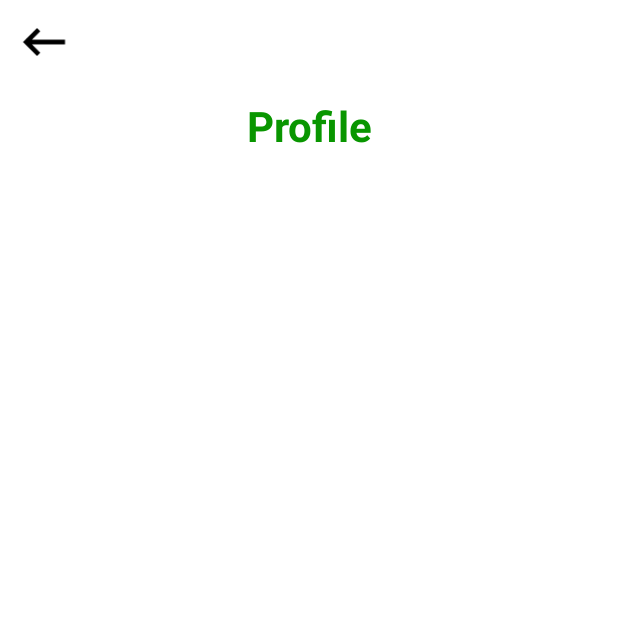
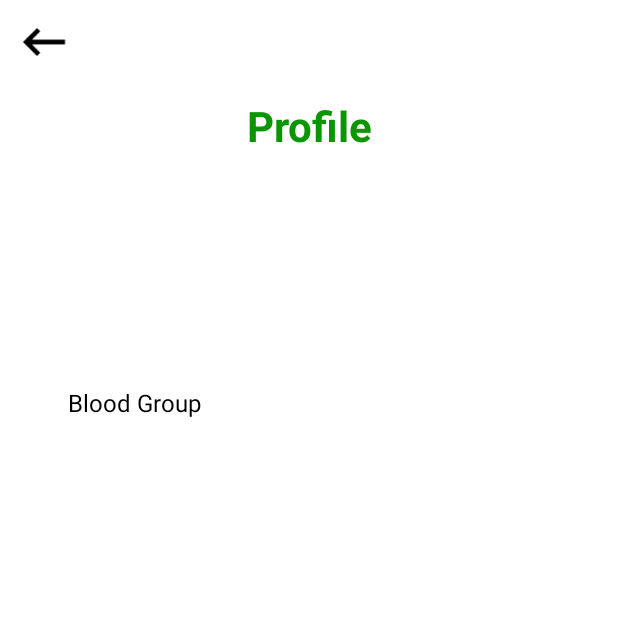
Before and after one commit to Lohithsj/BloodDonate-App, an Android app: the ProfileActivity screen opened directly, with no data from a screen before it, on a phone screen of 412 x 824 dp, the top half of it. Run offline under Robolectric (Android 15) with nearby library versions, the phone set to English and light mode, and no system bars.

Commit message:
Blood Donate App

```diff
--- a/app/src/main/res/layout/activity_profile.xml
+++ b/app/src/main/res/layout/activity_profile.xml
@@ -54,16 +54,191 @@
         <LinearLayout
             android:layout_width="match_parent"
             android:layout_height="wrap_content"
-            android:paddingTop="15dp">
+            android:paddingTop="15dp"
+            android:orientation="vertical">
 
             <RelativeLayout
                 android:layout_width="match_parent"
                 android:layout_height="wrap_content">
 
-                <TextView
-                    android:layout_width="wrap_content"
-                    android:layout_height="35sp"
-                    android:paddingLeft="20dp"/>
+                <LinearLayout
+                    android:layout_width="match_parent"
+                    android:layout_height="wrap_content">
+
+                    <TextView
+                        android:layout_width="wrap_content"
+                        android:layout_height="35sp"
+                        android:paddingLeft="10dp"
+                        android:layout_marginLeft="35dp"/>
+
+                    <TextView
+                        android:layout_width="wrap_content"
+                        android:layout_height="35sp"
+                        android:layout_marginLeft="10dp"/>
+
+                </LinearLayout>
+
+
+            </RelativeLayout>
+
+            <RelativeLayout
+                android:layout_width="match_parent"
+                android:layout_height="wrap_content"
+                android:layout_marginTop="8dp">
+
+                <LinearLayout
+                    android:layout_width="match_parent"
+                    android:layout_height="wrap_content">
+
+                    <TextView
+                        android:id="@+id/phone_no"
+                        android:layout_width="wrap_content"
+                        android:layout_height="35sp"
+                        android:paddingLeft="10dp"
+                        android:layout_marginLeft="35dp"/>
+
+                </LinearLayout>
+
+
+            </RelativeLayout>
+
+            <RelativeLayout
+                android:layout_width="match_parent"
+                android:layout_height="wrap_content"
+                android:layout_marginTop="8dp">
+
+                <LinearLayout
+                    android:layout_width="match_parent"
+                    android:layout_height="wrap_content">
+
+                    <TextView
+                        android:id="@+id/email"
+                        android:layout_width="wrap_content"
+                        android:layout_height="35sp"
+                        android:paddingLeft="10dp"
+                        android:layout_marginLeft="35dp"/>
+
+
+                </LinearLayout>
+
+
+            </RelativeLayout>
+
+            <RelativeLayout
+                android:layout_width="match_parent"
+                android:layout_height="wrap_content"
+                android:layout_marginTop="8dp">
+
+                <LinearLayout
+                    android:layout_width="match_parent"
+                    android:layout_height="wrap_content">
+
+                    <TextView
+                        android:layout_width="wrap_content"
+                        android:layout_height="35sp"
+                        android:paddingLeft="10dp"
+                        android:layout_marginLeft="35dp"
+                        android:text="Blood Group"
+                        android:textColor="@color/black"
+                        android:textSize="16dp"/>
+
+                    <TextView
+                        android:id="@+id/blood_group"
+                        android:layout_width="wrap_content"
+                        android:layout_height="35sp"
+                        android:layout_marginLeft="10dp"/>
+
+                </LinearLayout>
+
+
+            </RelativeLayout>
+
+            <RelativeLayout
+                android:layout_width="match_parent"
+                android:layout_height="wrap_content"
+                android:layout_marginTop="8dp">
+
+                <LinearLayout
+                    android:layout_width="match_parent"
+                    android:layout_height="wrap_content">
+
+
+                    <TextView
+                        android:id="@+id/area"
+                        android:layout_width="wrap_content"
+                        android:layout_height="35sp"
+                        android:layout_marginLeft="35dp"/>
+
+                </LinearLayout>
+
+
+            </RelativeLayout>
+
+            <RelativeLayout
+                android:layout_width="match_parent"
+                android:layout_height="wrap_content"
+                android:layout_marginTop="8dp">
+
+                <LinearLayout
+                    android:layout_width="match_parent"
+                    android:layout_height="wrap_content">
+
+
+                    <TextView
+                        android:id="@+id/address_line1"
+                        android:layout_width="wrap_content"
+                        android:layout_height="35sp"
+                        android:layout_marginLeft="35dp"/>
+
+                </LinearLayout>
+
+
+            </RelativeLayout>
+
+            <RelativeLayout
+                android:layout_width="match_parent"
+                android:layout_height="wrap_content"
+                android:layout_marginTop="8dp">
+
+                <LinearLayout
+                    android:layout_width="match_parent"
+                    android:layout_height="wrap_content">
+
+
+                    <TextView
+                        android:id="@+id/address_line2"
+                        android:layout_width="wrap_content"
+                        android:layout_height="35sp"
+                        android:layout_marginLeft="35dp"/>
+
+                </LinearLayout>
+
+
+            </RelativeLayout>
+
+            <RelativeLayout
+                android:layout_width="match_parent"
+                android:layout_height="wrap_content">
+
+                <LinearLayout
+                    android:layout_width="match_parent"
+                    android:layout_height="wrap_content">
+
+                    <TextView
+                        android:id="@+id/address_city"
+                        android:layout_width="wrap_content"
+                        android:layout_height="35sp"
+                        android:paddingLeft="10dp"
+                        android:layout_marginLeft="35dp" />
+
+                    <TextView
+                        android:id="@+id/pincode"
+                        android:layout_width="wrap_content"
+                        android:layout_height="35sp"
+                        android:layout_marginLeft="10dp"/>
+
+                </LinearLayout>
+
 
             </RelativeLayout>
 
```
